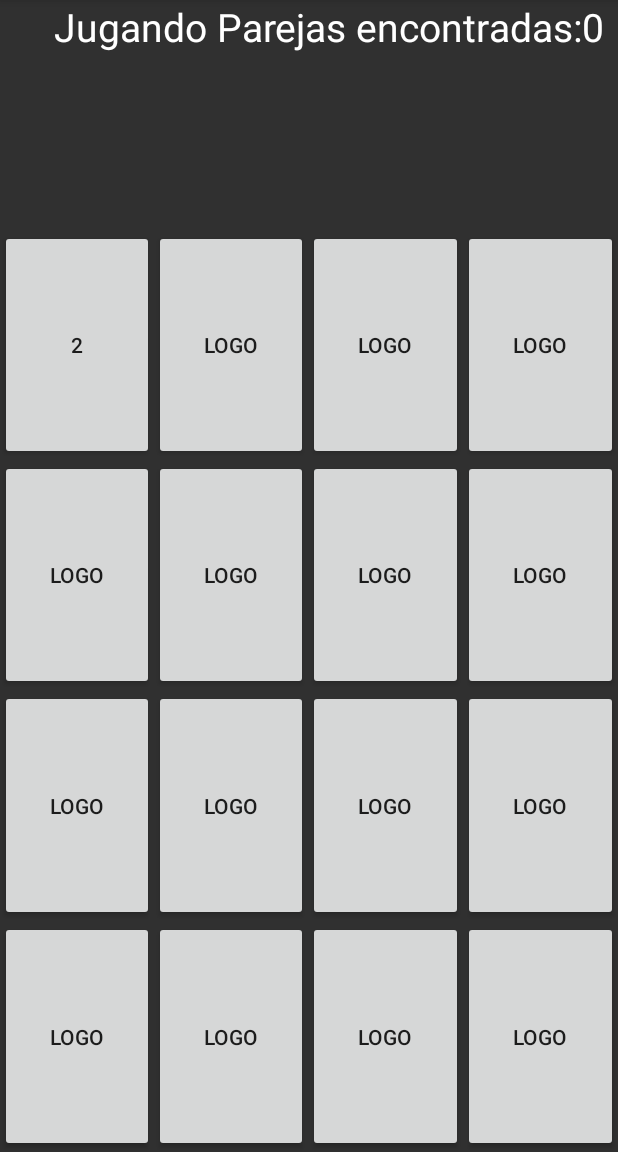
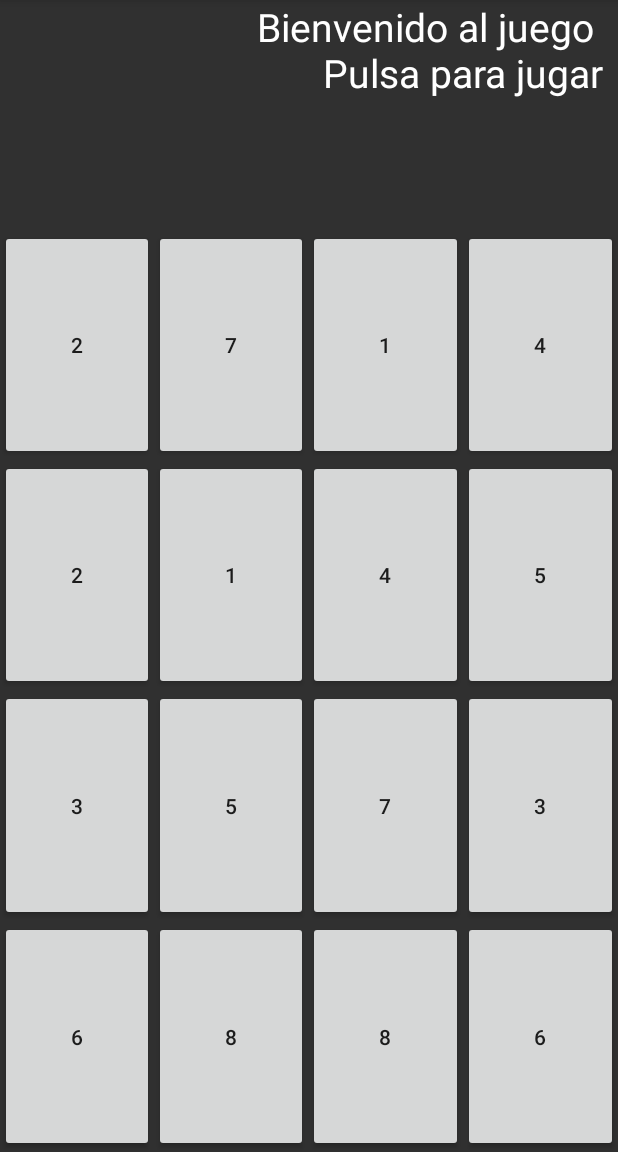
Before and after one commit to dann1609/JuegoDeMemoria, an Android app: the screen it shows after launch (MainActivity), in the options menu, after a tap on "Settings", on a phone screen of 412 x 824 dp, the part 84-1236 px from its top. Run offline under Robolectric (Android 15) with nearby library versions, the phone set to English and light mode, and no system bars.

Commit message:
Codigo Finalizado con Inicio y Reinicio

```diff
--- a/app/src/main/java/com/ingdanielpadilla/juegodememoria/MainActivity.java
+++ b/app/src/main/java/com/ingdanielpadilla/juegodememoria/MainActivity.java
@@ -30,7 +30,7 @@ public class MainActivity extends AppCompatActivity {
         super.onCreate(savedInstanceState);
         setContentView(R.layout.activity_main);
 
-        Iniciar();
+        wait=1;
 
       /* b1= (Button) findViewById(R.id.button);
 
@@ -86,6 +86,7 @@ public class MainActivity extends AppCompatActivity {
 
                     t1.setText(getString(R.string.onplayintext)+puntos);
                     if (puntos.equals(8)){
+                        wait=1;
                         t1.setText(getString(R.string.finishtext)+puntos);
                     }
 
@@ -110,38 +111,42 @@ public class MainActivity extends AppCompatActivity {
 
 
     }
-    public void Iniciar(){
-        wait=1;
-        t1=(TextView) findViewById(R.id.t1);
+    public void Iniciar(View view) {
+        if ( wait.equals(1)){
+            t1 = (TextView) findViewById(R.id.t1);
 
-        for (int i=1;i<=16;i++){
-            String res="b"+i;
-            Integer cod=getResources().getIdentifier(res, "id", getPackageName());
-            Log.v("Desarrollo",cod.toString());
-            b[i]=(Button) findViewById(cod);
+            for (int i = 1; i <= 16; i++) {
+                String res = "b" + i;
+                Integer cod = getResources().getIdentifier(res, "id", getPackageName());
+                Log.v("Desarrollo", cod.toString());
+                b[i] = (Button) findViewById(cod);
             }
 
 
             ArrayList<Integer> number = new ArrayList<Integer>();
             for (int i = 2; i <= 17; ++i) {
-            number.add(i/2);
+                number.add(i / 2);
             }
             Collections.shuffle(number);
             for (int i = 1; i <= 16; ++i) {
                 b[i].setTag(number.get(i - 1));
                 b[i].setText(number.get(i - 1).toString());
+                b[i].setEnabled(true);
             }
-        Toast.makeText(this,"Observa los numeros",5000).show();
-        Handler del= new Handler();
+            Toast.makeText(this, "Observa los numeros", 5000).show();
+            Handler del = new Handler();
             del.postDelayed(new Runnable() {
                 public void run() {
                     for (int i = 1; i <= 16; ++i) {
                         b[i].setText("Logo");
                     }
-                wait=0;
+                    wait = 0;
+                    t1.setText(getString(R.string.onplayintext)+puntos);
+
                 }
             }, 5000);
 
         }
+    }
 
 }
--- a/app/src/main/res/layout/activity_main.xml
+++ b/app/src/main/res/layout/activity_main.xml
@@ -15,7 +15,9 @@
         android:textSize="26sp"
         android:paddingRight="10sp"
         android:paddingLeft="10sp"
-        android:textColor="@color/abc_primary_text_material_dark"/>
+        android:textColor="@color/abc_primary_text_material_dark"
+        android:clickable="true"
+        android:onClick="Iniciar"/>
     <LinearLayout
         android:layout_width="match_parent"
         android:layout_height="0dp"
--- a/app/src/main/res/values/strings.xml
+++ b/app/src/main/res/values/strings.xml
@@ -1,6 +1,6 @@
 <resources>
     <string name="app_name">Juego De Memoria</string>
-    <string name="starttext">Bienvenido al juego</string>
+    <string name="starttext">Bienvenido al juego \n Pulsa para jugar</string>
     <string name="onplayintext">Jugando   Parejas encontradas:</string>
     <string name="finishtext">Juego terminado Parejas encontradas:</string>
     <string name="hello_world">Hello world!</string>
```
Lines whose indentation alone changed are shown as unchanged.
